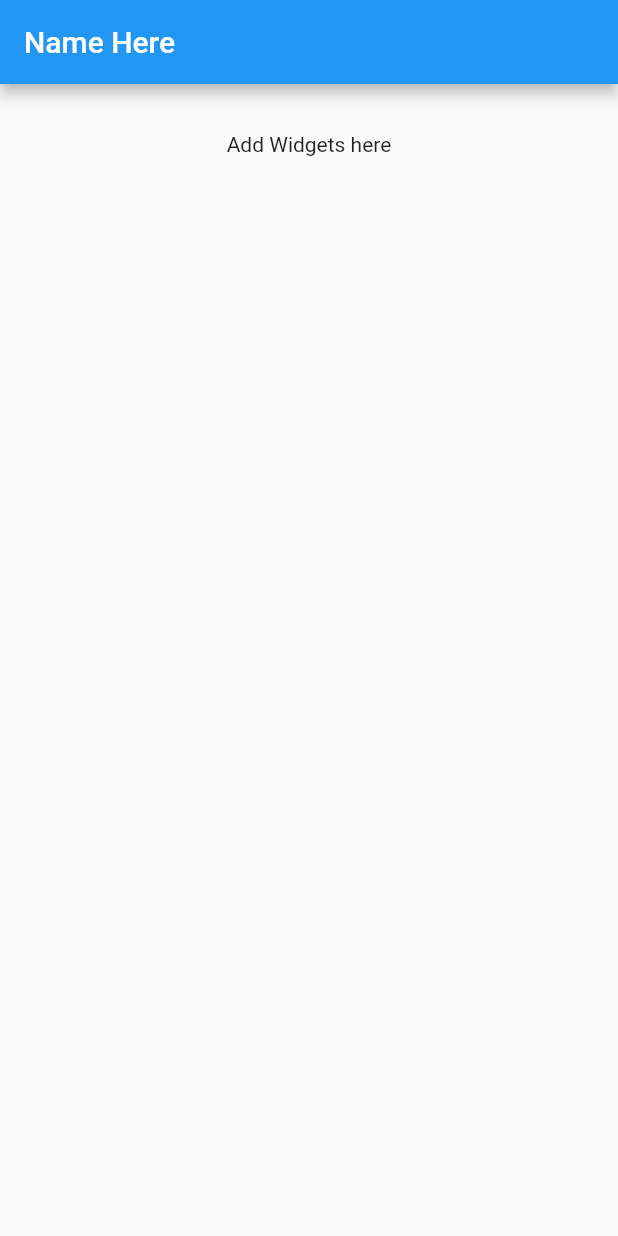
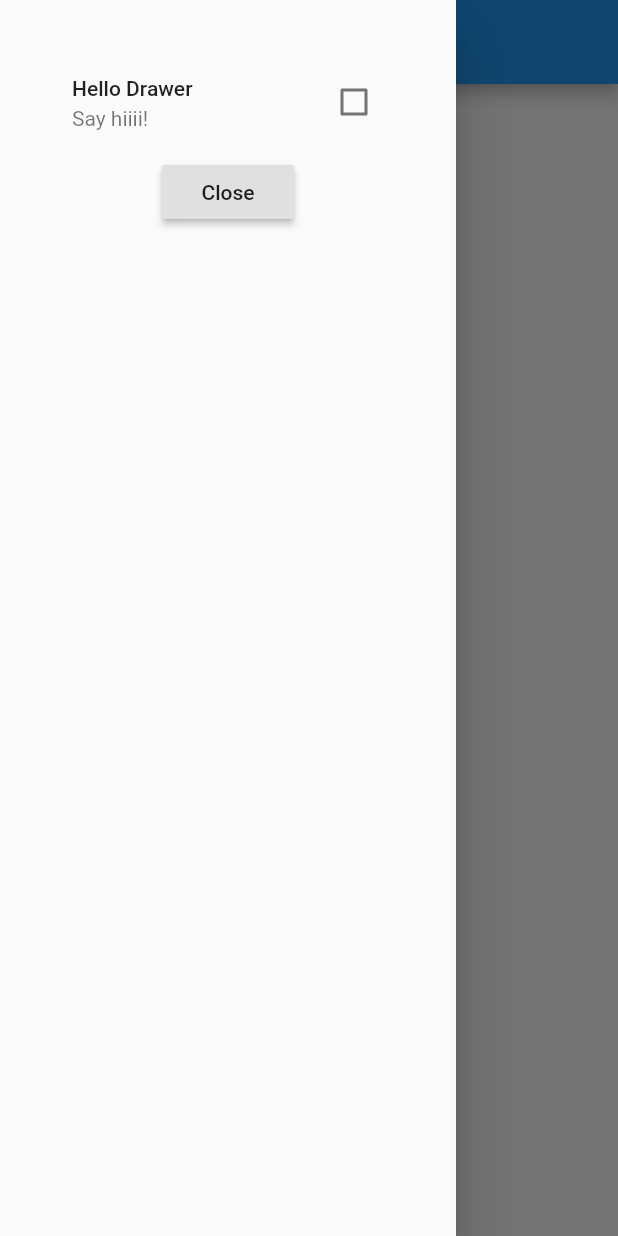
Before and after one commit to addeeandra/flutter-course-udemy, a Flutter app: the screen it shows after launch, with the side drawer open (before the commit the screen has no drawer), on a phone screen of 412 x 824 dp. Run offline on Flutter 3.47's test engine with Material 2 defaults, Android fonts, the phone set to English and light mode, and no system bars.

Commit message:
complete scaf3

```diff
--- a/lib/main.dart
+++ b/lib/main.dart
@@ -10,12 +10,39 @@ class MyApp extends StatefulWidget {
 }
 
 class _State extends State<MyApp> {
+
+  bool _value = false;
+
+  void _onValueChanged(bool value) {
+    setState(() {
+      _value = value;
+    });
+  }
+
   @override
   Widget build(BuildContext context) {
     return Scaffold(
       appBar: AppBar(
         title: Text('Name Here'),
       ),
+      drawer: Drawer(
+          child: Container(
+        padding: EdgeInsets.all(32),
+        child: Column(
+          children: <Widget>[
+            CheckboxListTile(
+              onChanged: _onValueChanged,
+              value: _value,
+              title: Text('Hello Drawer'),
+              subtitle: Text('Say hiiii!'),
+            ),
+            RaisedButton(
+              onPressed: () => Navigator.pop(context),
+              child: Text('Close'),
+            )
+          ],
+        ),
+      )),
       body: Container(
         padding: EdgeInsets.all(32),
         child: Center(
```
